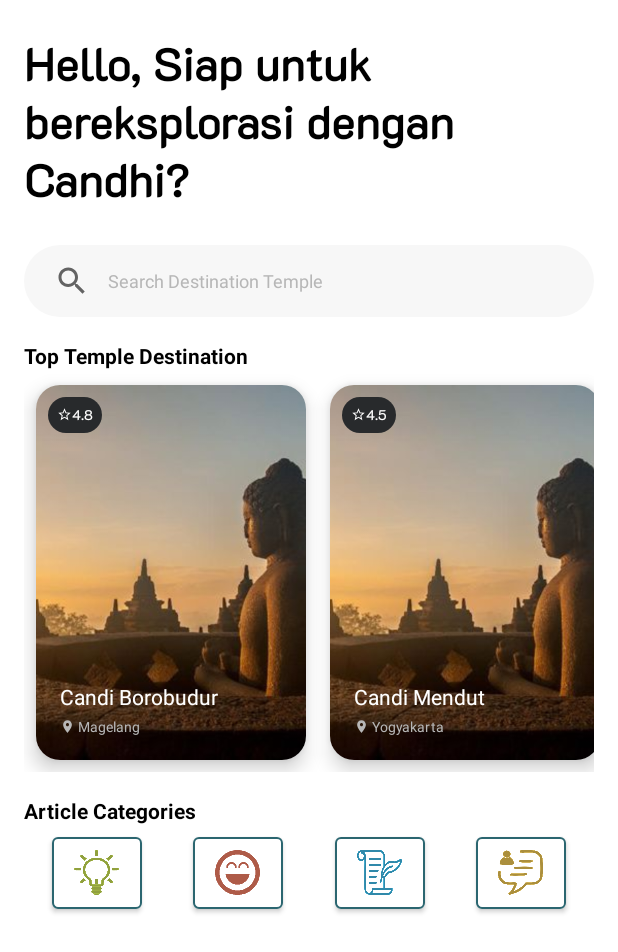
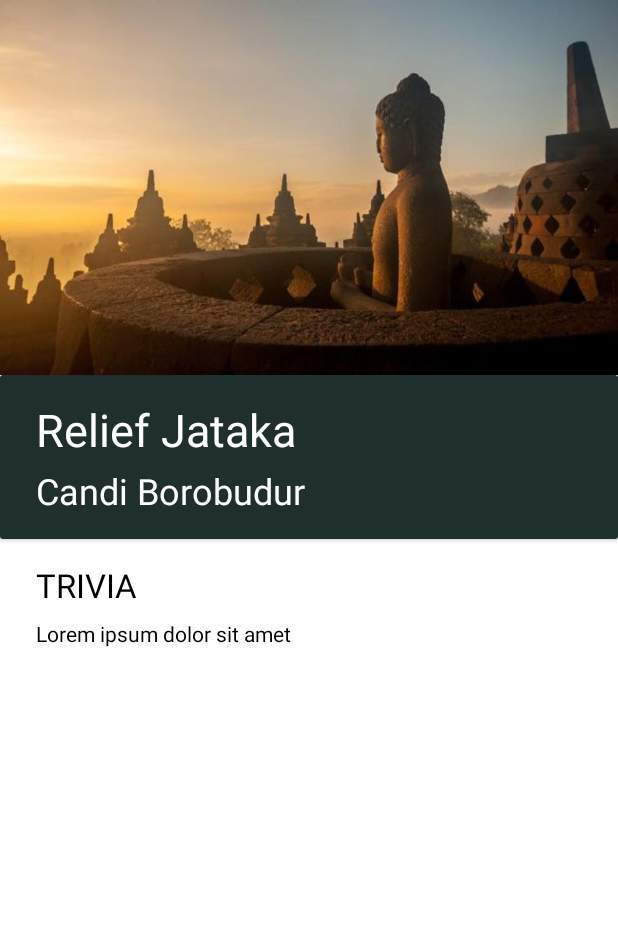
Before and after one commit to HexCap-Bangkit-2021/Hexcap-Android, an Android app: the screen it shows after launch (HomeActivity before the commit, TriviaActivity after it), on a phone screen of 412 x 824 dp. Shown: the top 952 px of the screen. Run offline under Robolectric (Android 15) with nearby library versions, the phone set to English and light mode, and no system bars; pictures from the network do not load.

Commit message:
add trivi detail

```diff
--- a/HexCap/app/build.gradle
+++ b/HexCap/app/build.gradle
@@ -70,4 +70,5 @@
     androidTestImplementation 'androidx.test.espresso:espresso-core:3.3.0'
 
     implementation "com.github.bumptech.glide:glide:$glideVersion"
+    implementation "io.alterac.blurkit:blurkit:1.1.0"
 }
--- a/HexCap/app/src/main/AndroidManifest.xml
+++ b/HexCap/app/src/main/AndroidManifest.xml
@@ -20,6 +20,7 @@
         android:roundIcon="@mipmap/ic_launcher_round"
         android:supportsRtl="true"
         android:theme="@style/Theme.HexCap">
+        <activity android:name=".ui.TriviaActivity"></activity>
         <activity android:name=".ui.splash.SplashActivity">
             <intent-filter>
                 <action android:name="android.intent.action.MAIN" />
--- /dev/null
+++ b/HexCap/app/src/main/java/com/rivaldofez/hexcap/ui/TriviaActivity.kt
@@ -0,0 +1,12 @@
+package com.rivaldofez.hexcap.ui
+
+import androidx.appcompat.app.AppCompatActivity
+import android.os.Bundle
+import com.rivaldofez.hexcap.R
+
+class TriviaActivity : AppCompatActivity() {
+    override fun onCreate(savedInstanceState: Bundle?) {
+        super.onCreate(savedInstanceState)
+        setContentView(R.layout.activity_trivia)
+    }
+}
--- a/HexCap/app/src/main/java/com/rivaldofez/hexcap/ui/splash/SplashActivity.kt
+++ b/HexCap/app/src/main/java/com/rivaldofez/hexcap/ui/splash/SplashActivity.kt
@@ -10,6 +10,7 @@
 import com.rivaldofez.hexcap.databinding.ActivitySplashBinding
 import com.rivaldofez.hexcap.ui.home.HomeActivity
 import com.bumptech.glide.Glide
+import com.rivaldofez.hexcap.ui.TriviaActivity
 
 class SplashActivity : AppCompatActivity() {
     companion object {
@@ -27,7 +28,7 @@
         splashBinding.progressSplash.visibility = View.VISIBLE
 
         Handler(Looper.getMainLooper()).postDelayed({
-            startActivity(Intent(this, HomeActivity::class.java))
+            startActivity(Intent(this, TriviaActivity::class.java))
             finish()
             splashBinding.progressSplash.visibility = View.INVISIBLE
         }, SPLASH_TIME)
--- /dev/null
+++ b/HexCap/app/src/main/res/layout/activity_trivia.xml
@@ -0,0 +1,88 @@
+<?xml version="1.0" encoding="utf-8"?>
+<androidx.constraintlayout.widget.ConstraintLayout xmlns:android="http://schemas.android.com/apk/res/android"
+    xmlns:app="http://schemas.android.com/apk/res-auto"
+    xmlns:tools="http://schemas.android.com/tools"
+    android:layout_width="match_parent"
+    android:layout_height="match_parent"
+    tools:context=".ui.TriviaActivity">
+
+    <ImageView
+        android:id="@+id/imageView2"
+        android:layout_width="match_parent"
+        android:layout_height="250dp"
+        android:scaleType="fitXY"
+        android:src="@drawable/borobudur"
+        app:layout_constraintEnd_toEndOf="parent"
+        app:layout_constraintStart_toStartOf="parent"
+        app:layout_constraintTop_toTopOf="parent" />
+
+    <androidx.cardview.widget.CardView
+        android:id="@+id/cardView"
+        android:layout_width="match_parent"
+
+        android:layout_height="wrap_content"
+        app:layout_constraintTop_toBottomOf="@+id/imageView2">
+
+        <androidx.constraintlayout.widget.ConstraintLayout
+            android:layout_width="match_parent"
+            android:layout_height="wrap_content"
+            android:background="@color/darkslateblack">
+
+            <TextView
+                android:id="@+id/textView2"
+                android:layout_width="0dp"
+                android:layout_height="wrap_content"
+                android:layout_marginStart="24dp"
+                android:layout_marginTop="16dp"
+                android:layout_marginEnd="24dp"
+                android:text="Relief Jataka"
+                android:textColor="@color/white"
+                android:textSize="30sp"
+                app:layout_constraintEnd_toEndOf="parent"
+                app:layout_constraintStart_toStartOf="parent"
+                app:layout_constraintTop_toTopOf="parent" />
+
+            <TextView
+                android:layout_width="0dp"
+                android:layout_height="wrap_content"
+                android:layout_marginStart="24dp"
+                android:layout_marginTop="4dp"
+                android:layout_marginEnd="24dp"
+                android:layout_marginBottom="16dp"
+                android:text="Candi Borobudur"
+                android:textColor="@color/white"
+                android:textSize="24sp"
+                app:layout_constraintBottom_toBottomOf="parent"
+                app:layout_constraintEnd_toEndOf="parent"
+                app:layout_constraintStart_toStartOf="parent"
+                app:layout_constraintTop_toBottomOf="@+id/textView2" />
+        </androidx.constraintlayout.widget.ConstraintLayout>
+    </androidx.cardview.widget.CardView>
+
+    <TextView
+        android:id="@+id/textView3"
+        android:layout_width="0dp"
+        android:layout_height="wrap_content"
+        android:layout_marginStart="24dp"
+        android:layout_marginTop="16dp"
+        android:layout_marginEnd="24dp"
+        android:text="TRIVIA"
+        android:textColor="@color/black"
+        android:textSize="22sp"
+        app:layout_constraintEnd_toEndOf="parent"
+        app:layout_constraintStart_toStartOf="parent"
+        app:layout_constraintTop_toBottomOf="@+id/cardView" />
+
+    <TextView
+        android:layout_width="0dp"
+        android:layout_height="wrap_content"
+        android:layout_marginStart="24dp"
+        android:layout_marginTop="8dp"
+        android:layout_marginEnd="24dp"
+        android:text="Lorem ipsum dolor sit amet"
+        android:textColor="@color/black"
+        app:layout_constraintEnd_toEndOf="parent"
+        app:layout_constraintStart_toStartOf="parent"
+        app:layout_constraintTop_toBottomOf="@+id/textView3" />
+
+</androidx.constraintlayout.widget.ConstraintLayout>
--- a/HexCap/app/src/main/res/values/colors.xml
+++ b/HexCap/app/src/main/res/values/colors.xml
@@ -15,4 +15,5 @@
     <color name="silver">#b7b7b7</color>
     <color name="gainsboro">#dedede</color>
     <color name="darkslategray">#282a2c</color>
+    <color name="darkslateblack">#1f2f2e</color>
 </resources>
```
